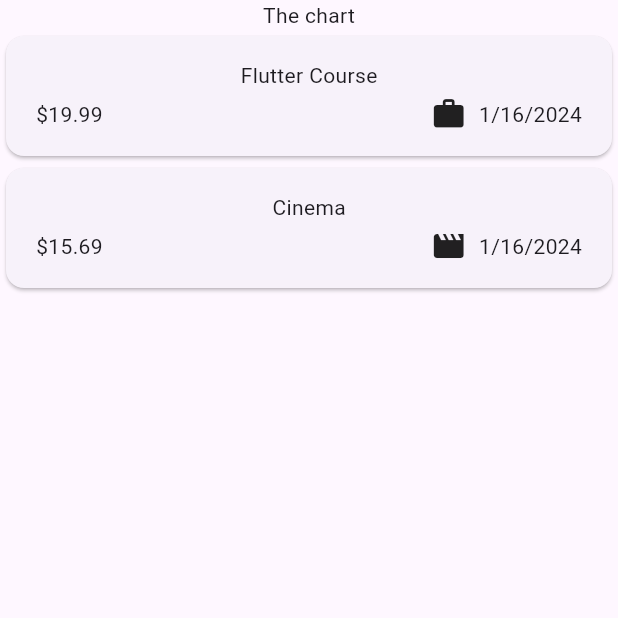
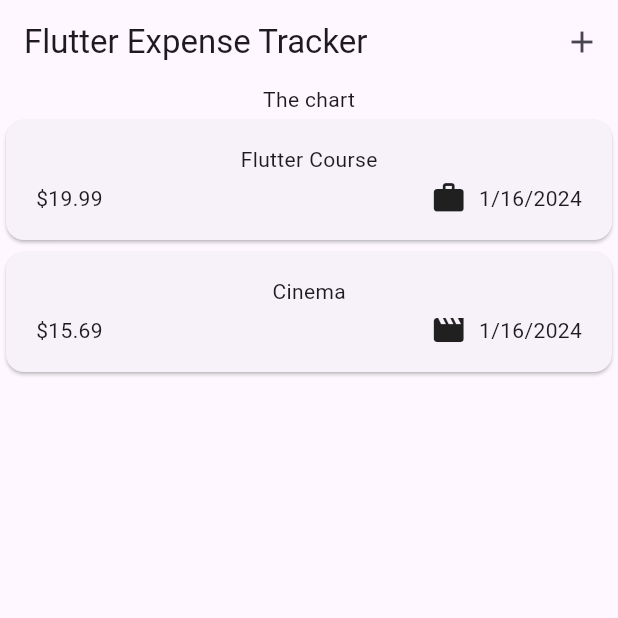
Before and after one commit to AnicetFantomas/Flutter-expense-tracker, a Flutter app: the screen it shows after launch, on a phone screen of 412 x 824 dp, the top half of it. Run offline on Flutter 3.47's test engine with Material 3 defaults, Android fonts, the phone set to English and light mode, and no system bars.

Commit message:
Display app header

```diff
--- a/lib/expenses.dart
+++ b/lib/expenses.dart
@@ -29,6 +29,12 @@ class _ExpensesState extends State<Expenses> {
   @override
   Widget build(BuildContext context) {
     return  Scaffold(
+      appBar: AppBar(
+        title: const Text('Flutter Expense Tracker'),
+        actions: [
+          IconButton(onPressed: () {}, icon: const Icon(Icons.add))
+        ],
+      ),
       body: Column(
         children: [
           const Text('The chart'),
--- a/lib/main.dart
+++ b/lib/main.dart
@@ -3,8 +3,9 @@ import 'package:flutter/material.dart';
 
 void main () {
   runApp(
-    const MaterialApp(
-      home: Expenses(),
+     MaterialApp(
+      theme: ThemeData(useMaterial3: true),
+      home: const Expenses(),
     )
   );
 }
```
